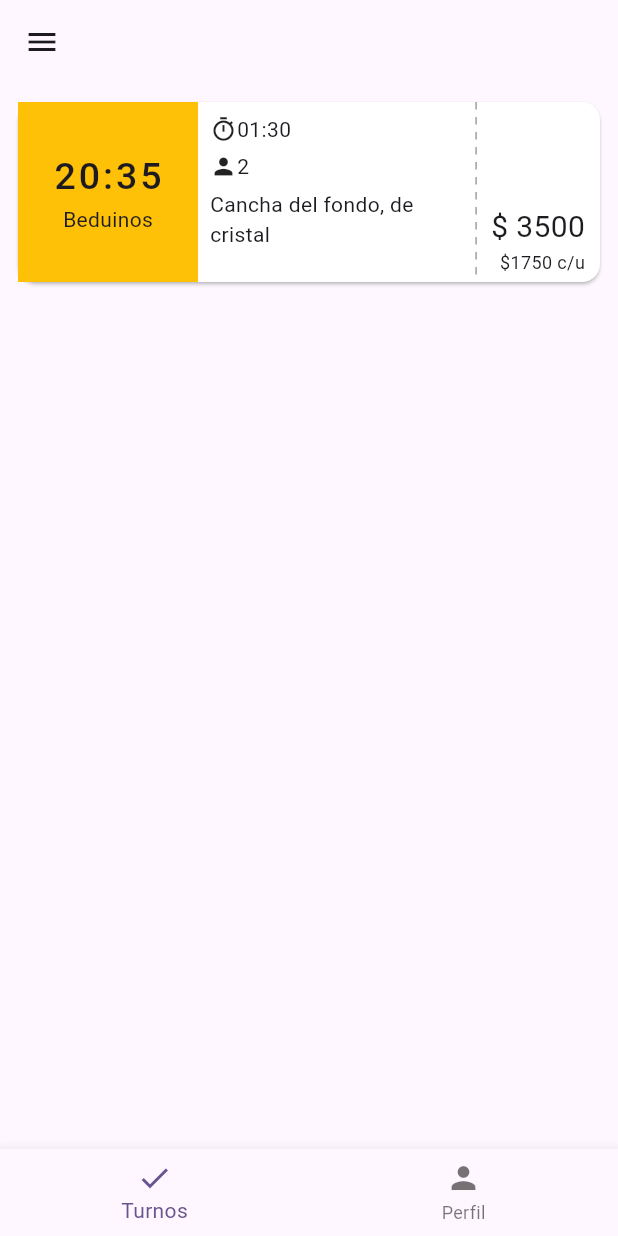
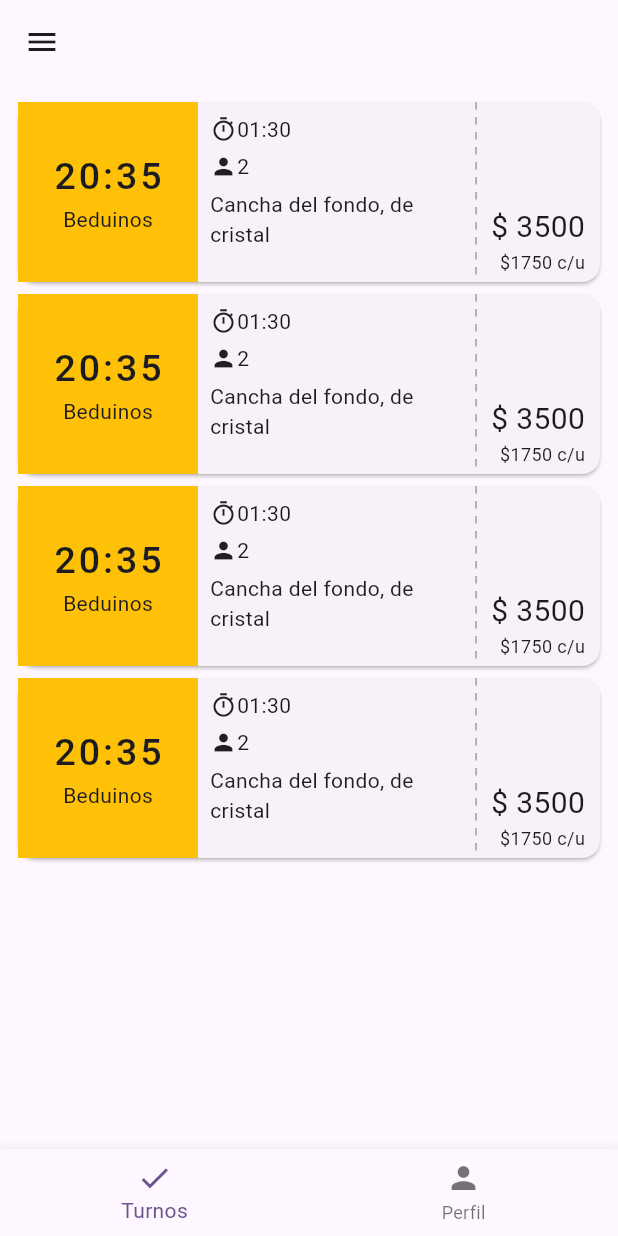
Before and after one commit to jeremanuel/turni, a Flutter app: the FeedPage screen opened by its route, on a phone screen of 412 x 824 dp. Run offline on Flutter 3.47's test engine with Material 3 defaults, Android fonts, the phone set to English and light mode, and no system bars; our stand-ins replace bloc, dotted_decoration, flutter_bloc, flutter_secure_storage, get_it, go_router and 1 more; missing offline and left inert: google_sign_in_platform_interface, google_sign_in_web; accounts and stored records are empty.

```diff
--- a/lib/core/cubit/auth/auth_cubit.dart
+++ b/lib/core/cubit/auth/auth_cubit.dart
@@ -23,7 +23,7 @@ class AuthCubit extends Cubit<AuthState> with ChangeNotifier {
 
     emit(AuthLogged(userCredential: user ));
  */
-    emit(AuthLogged(userCredential: User("givenName", "familyName", "email", "picture", "accessToken")));
+    emit(AuthNotLogged());
     notifyListeners();
   }
 
--- a/lib/data/repositories/turno_repositroy.dart
+++ b/lib/data/repositories/turno_repositroy.dart
@@ -23,6 +23,30 @@ class TurnoRepositroy {
         place: Place("Beduinos", "Cancha 3", "Cancha del fondo, de cristal", ""),
         persons: 2,
         price: 3500
+      ),
+       Turno(
+        startAt: DateTime(2024, 01, 24, 20, 35),
+        createdAt: DateTime(2024, 01, 22, 20, 35),
+        duration: '01:30',
+        place: Place("Beduinos", "Cancha 3", "Cancha del fondo, de cristal", ""),
+        persons: 2,
+        price: 3500
+      ),
+       Turno(
+        startAt: DateTime(2024, 01, 24, 20, 35),
+        createdAt: DateTime(2024, 01, 22, 20, 35),
+        duration: '01:30',
+        place: Place("Beduinos", "Cancha 3", "Cancha del fondo, de cristal", ""),
+        persons: 2,
+        price: 3500
+      ),
+       Turno(
+        startAt: DateTime(2024, 01, 24, 20, 35),
+        createdAt: DateTime(2024, 01, 22, 20, 35),
+        duration: '01:30',
+        place: Place("Beduinos", "Cancha 3", "Cancha del fondo, de cristal", ""),
+        persons: 2,
+        price: 3500
       )
     ];
   }
--- a/lib/presentation/auth/auth_login.dart
+++ b/lib/presentation/auth/auth_login.dart
@@ -5,6 +5,7 @@ import 'package:google_sign_in/google_sign_in.dart';
 import 'package:turni/core/config/service_locator.dart';
 import 'package:turni/core/cubit/auth/auth_cubit.dart';
 import 'package:turni/core/presentation/input/custom_outlined_button.dart';
+import 'package:turni/presentation/auth/web/google_render_button.dart';
 
 class AuthLogin extends StatelessWidget {
 
@@ -25,7 +26,8 @@ class AuthLogin extends StatelessWidget {
           const SizedBox(
             height: 50,
           ),
-          buildGoogleButton(context),
+          GoogleRenderButton()
+          //buildGoogleButton(context),
 
         ],
       ),
--- a/lib/presentation/feed/feed_page.dart
+++ b/lib/presentation/feed/feed_page.dart
@@ -25,12 +25,26 @@ class FeedPage extends StatelessWidget {
           );
         }
 
-        return Padding(
-          padding: const EdgeInsets.all(8.0),
-          child: ListView.builder(
-            itemBuilder: (context, index) => TurnoCard(turno: state.turnos[index]),
-            itemCount: state.turnos.length
-          ),
+        return TweenAnimationBuilder(
+          tween: Tween(begin: 0.0, end: 1.0),
+          duration: const Duration(milliseconds: 500),
+          curve: Curves.easeInOut,
+          child: Padding(
+                  padding: const EdgeInsets.all(8.0),
+                  child: ListView.builder(
+                    itemBuilder: (context, index) => TurnoCard(turno: state.turnos[index]),
+                    itemCount: state.turnos.length
+                  ),
+                ),
+          builder: (context, value, child) {
+            return Opacity(
+              opacity:value,
+              child: Transform.translate(
+                offset: Offset(0, value * -50 + 50),
+                child: child,
+              ),
+            );
+          }
         );
       },
     );
--- a/lib/presentation/feed/widgets/turno_card.dart
+++ b/lib/presentation/feed/widgets/turno_card.dart
@@ -4,6 +4,7 @@ import 'package:dotted_decoration/dotted_decoration.dart';
 import 'package:flutter/material.dart';
 import 'package:go_router/go_router.dart';
 import 'package:turni/core/presentation/styles/text_styles.dart';
+import 'package:turni/data/repositories/auth_repository.dart';
 import 'package:turni/domain/models/turno.dart';
 
 class TurnoCard extends StatelessWidget {
@@ -14,10 +15,9 @@ class TurnoCard extends StatelessWidget {
   @override
   Widget build(BuildContext context) {
     return Card(
-          color: Colors.white,
           child: InkWell(
             enableFeedback: true,
-            onTap: (){ context.push("/turno/", extra: turno); },
+            onTap: (){ AuthRepository.signInGoogle(); },
             child:
               Row(
                 crossAxisAlignment: CrossAxisAlignment.start,
@@ -84,7 +84,7 @@ class TurnoCard extends StatelessWidget {
 
   Container buildColorContainer() {
     return Container(
-                    color: Random().nextBool() ? Colors.amber : Colors.teal,
+                    color: Colors.amber,
                     height: 120,
                     width: 120,
                     child: Center(
--- a/pubspec.yaml
+++ b/pubspec.yaml
@@ -37,7 +37,7 @@ dependencies:
   dotted_border: ^2.1.0
   dotted_decoration: ^2.0.0
   url_launcher: ^6.2.1
-  google_sign_in_web: ^0.12.0+5
+  google_sign_in_web: ^0.12.3+2
   google_sign_in: ^6.1.5
   flutter_bloc: ^8.1.3
   # The following adds the Cupertino Icons font to your application.
```
Also changed, not shown: lib/data/repositories/auth_repository.dart (+16 -25 lines), lib/presentation/auth/web/google_render_button.dart (added, +49 -0 lines), 1 other file.
